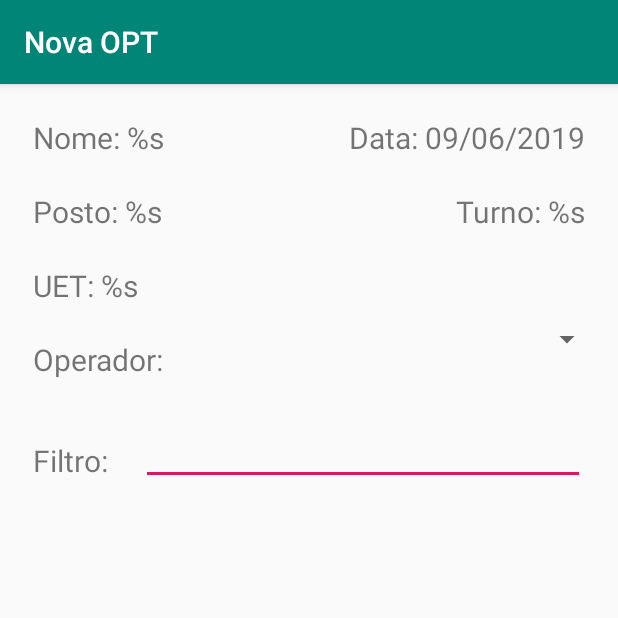
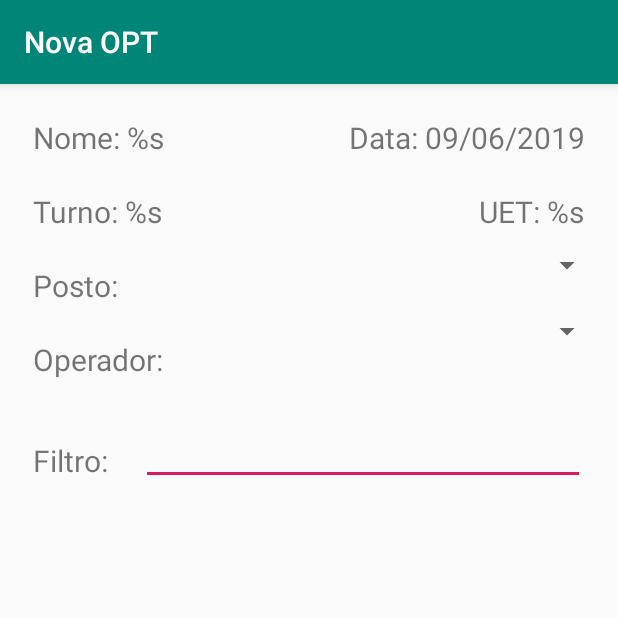
Before and after one commit to Gabrazil14/OPTform, an Android app: the OPTActivity screen opened directly, with no data from a screen before it, on a phone screen of 412 x 824 dp, the top half of it. Run offline under Robolectric (Android 15) with nearby library versions, the phone set to English and light mode, and no system bars.

Commit message:
Refactored Post to work as a dropdown.

```diff
--- a/app/src/main/java/com/barbosa/gabriel/optform/activities/OPTActivity.java
+++ b/app/src/main/java/com/barbosa/gabriel/optform/activities/OPTActivity.java
@@ -12,6 +12,7 @@ import android.widget.TextView;
 
 import com.barbosa.gabriel.optform.R;
 import com.barbosa.gabriel.optform.adapters.OperatorAdapter;
+import com.barbosa.gabriel.optform.adapters.PostAdapter;
 import com.barbosa.gabriel.optform.models.OPT;
 import com.barbosa.gabriel.optform.models.Operator;
 import com.barbosa.gabriel.optform.models.Post;
@@ -33,6 +34,7 @@ public class OPTActivity extends BaseActivity {
     private OPT opt;
 
     private OperatorAdapter operatorAdapter;
+    private PostAdapter postAdapter;
 
     private EditText filter;
 
@@ -47,6 +49,7 @@ public class OPTActivity extends BaseActivity {
         TextView uet = findViewById(R.id.opt_uet);
         TextView postName = findViewById(R.id.opt_post);
         Spinner operatorsSpinner = findViewById(R.id.spinner_opt_op);
+        Spinner postSpinner = findViewById(R.id.spinner_opt_post);
 
         Button startButton = findViewById(R.id.btn_start);
         filter = findViewById(R.id.opt_filter);
@@ -62,9 +65,21 @@ public class OPTActivity extends BaseActivity {
             uet.setText(getString(R.string.opt_uet, supervisor.getUET().getName()));
         }
 
-        if (getIntent().hasExtra("post")) {
-            post = getIntent().getParcelableExtra("post");
-            postName.setText(getString(R.string.opt_post, post.getName()));
+        if (getIntent().hasExtra("posts")) {
+            ArrayList<Post> posts = getIntent().getParcelableArrayListExtra("posts");
+            postAdapter = new PostAdapter(OPTActivity.this, android.R.layout.simple_spinner_dropdown_item, posts);
+            postSpinner.setAdapter(postAdapter);
+            postSpinner.setOnItemSelectedListener(new AdapterView.OnItemSelectedListener() {
+                @Override
+                public void onItemSelected(AdapterView<?> parent, View view, int position, long id) {
+                    post = postAdapter.getItem(position);
+                }
+
+                @Override
+                public void onNothingSelected(AdapterView<?> parent) {
+
+                }
+            });
         }
 
         if (getIntent().hasExtra("operators")) {
--- a/app/src/main/java/com/barbosa/gabriel/optform/interfaces/OPTApi.java
+++ b/app/src/main/java/com/barbosa/gabriel/optform/interfaces/OPTApi.java
@@ -22,7 +22,7 @@ public interface OPTApi {
     Call<Supervisor> getSupervisor(@Header("Authorization") String token);
 
     @GET("services/apexrest/Posto/{uETId}")
-    Call<Post> getPost(@Header("Authorization") String token, @Path("uETId") String uETId);
+    Call<ArrayList<Post>> getPost(@Header("Authorization") String token, @Path("uETId") String uETId);
 
     @GET("services/apexrest/Operadores/{supervisorId}")
     Call<ArrayList<Operator>> getOperators(@Header("Authorization") String token, @Path("supervisorId") String supervisorId);
--- a/app/src/main/res/layout/activity_opt.xml
+++ b/app/src/main/res/layout/activity_opt.xml
@@ -27,23 +27,13 @@
         app:layout_constraintTop_toTopOf="parent" />
 
     <TextView
-        android:id="@+id/opt_post"
-        android:layout_width="wrap_content"
-        android:layout_height="wrap_content"
-        android:layout_margin="22dp"
-        android:text="@string/opt_post"
-        android:textSize="20sp"
-        app:layout_constraintLeft_toLeftOf="parent"
-        app:layout_constraintTop_toBottomOf="@id/supervisor_name" />
-
-    <TextView
         android:id="@+id/opt_shift"
         android:layout_width="wrap_content"
         android:layout_height="wrap_content"
         android:layout_margin="22dp"
         android:text="@string/opt_shift"
         android:textSize="20sp"
-        app:layout_constraintRight_toRightOf="parent"
+        app:layout_constraintLeft_toLeftOf="parent"
         app:layout_constraintTop_toBottomOf="@id/opt_date" />
 
     <TextView
@@ -53,8 +43,28 @@
         android:layout_margin="22dp"
         android:text="@string/opt_uet"
         android:textSize="20sp"
+        app:layout_constraintRight_toRightOf="parent"
+        app:layout_constraintTop_toBottomOf="@id/opt_date" />
+
+    <TextView
+        android:id="@+id/opt_post"
+        android:layout_width="wrap_content"
+        android:layout_height="wrap_content"
+        android:layout_margin="22dp"
+        android:text="@string/opt_post"
+        android:textSize="20sp"
         app:layout_constraintLeft_toLeftOf="parent"
-        app:layout_constraintTop_toBottomOf="@id/opt_post" />
+        app:layout_constraintTop_toBottomOf="@id/opt_uet" />
+
+    <Spinner
+        android:id="@+id/spinner_opt_post"
+        android:layout_width="0dp"
+        android:layout_height="wrap_content"
+        android:layout_margin="10dp"
+        android:textSize="20sp"
+        app:layout_constraintLeft_toRightOf="@id/opt_post"
+        app:layout_constraintRight_toRightOf="parent"
+        app:layout_constraintTop_toBottomOf="@id/opt_uet" />
 
     <TextView
         android:id="@+id/label_operator"
@@ -64,17 +74,20 @@
         android:text="@string/opt_op"
         android:textSize="20sp"
         app:layout_constraintLeft_toLeftOf="parent"
-        app:layout_constraintTop_toBottomOf="@id/opt_uet" />
+        app:layout_constraintTop_toBottomOf="@id/opt_post" />
 
     <Spinner
         android:id="@+id/spinner_opt_op"
         android:layout_width="0dp"
         android:layout_height="wrap_content"
-        android:layout_margin="10dp"
+        android:layout_marginStart="20dp"
+        android:layout_marginTop="20dp"
+        android:layout_marginBottom="20dp"
+        android:layout_marginRight="10dp"
         android:textSize="20sp"
         app:layout_constraintLeft_toRightOf="@id/label_operator"
         app:layout_constraintRight_toRightOf="parent"
-        app:layout_constraintTop_toBottomOf="@id/opt_uet" />
+        app:layout_constraintTop_toBottomOf="@id/spinner_opt_post" />
 
     <TextView
         android:id="@+id/label_filter"
--- a/app/src/main/res/values/strings.xml
+++ b/app/src/main/res/values/strings.xml
@@ -15,7 +15,7 @@
     <string name="new_opt">Nova OPT</string>
     <string name="opt_supervisor_name">Nome: %s</string>
     <string name="opt_date">Data: %s</string>
-    <string name="opt_post">Posto: %s</string>
+    <string name="opt_post">Posto:</string>
     <string name="opt_shift">Turno: %s</string>
     <string name="opt_uet">UET: %s</string>
     <string name="opt_op">Operador:</string>
```
Also changed, not shown: app/src/main/java/com/barbosa/gabriel/optform/activities/MainActivity.java (+7 -7 lines), app/src/main/java/com/barbosa/gabriel/optform/adapters/PostAdapter.java (added, +61 -0 lines).
